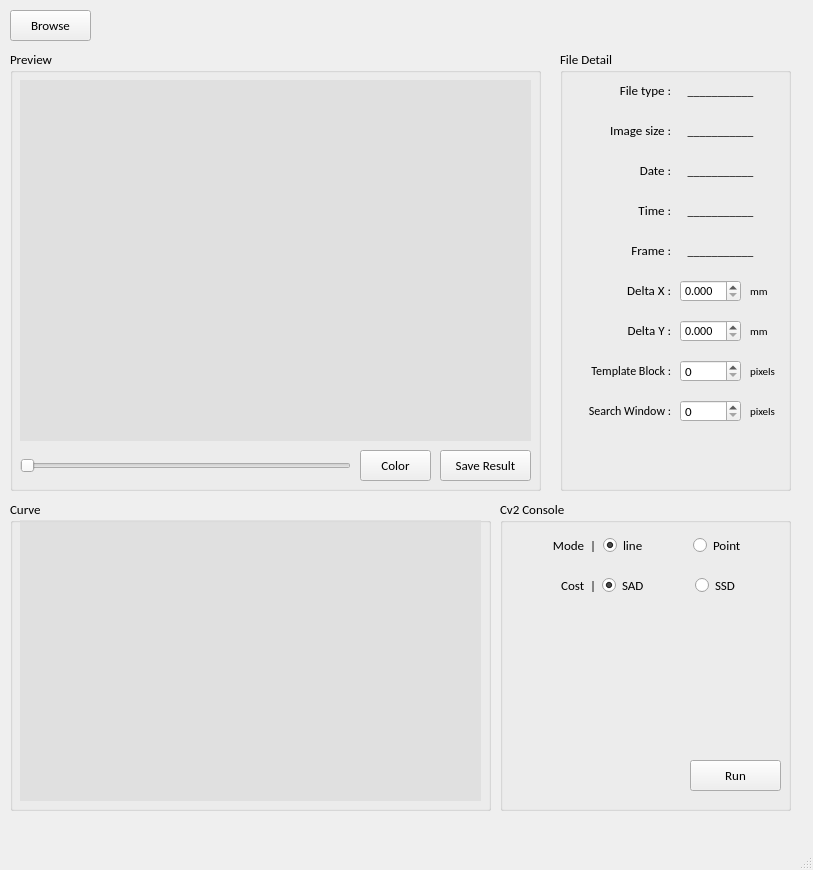
Above: main.ui from doraduan12/Speckle_Tracking before the change. Below: the same form after it.
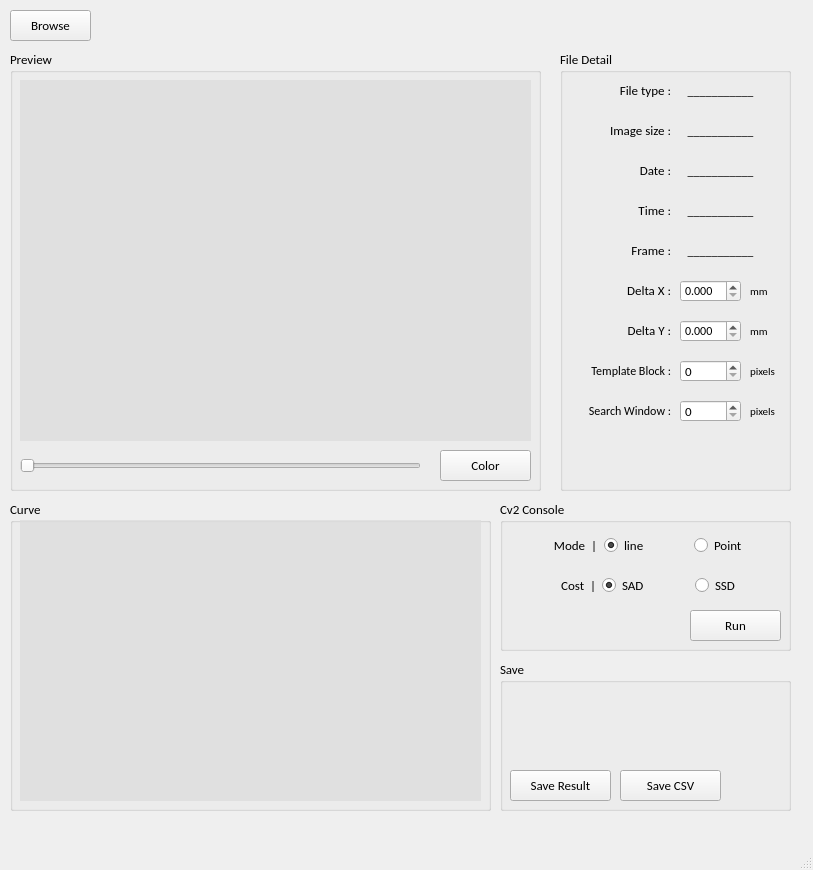
That is the form after the change.

Diff of the .ui file:
```diff
--- a/main.ui
+++ b/main.ui
@@ -701,7 +701,7 @@
       <rect>
        <x>10</x>
        <y>405</y>
-       <width>331</width>
+       <width>401</width>
        <height>21</height>
       </rect>
      </property>
@@ -712,31 +712,6 @@
     <widget class="QPushButton" name="btn_color">
      <property name="geometry">
       <rect>
-       <x>350</x>
-       <y>400</y>
-       <width>71</width>
-       <height>31</height>
-      </rect>
-     </property>
-     <property name="font">
-      <font>
-       <family>Calibri</family>
-       <pointsize>10</pointsize>
-      </font>
-     </property>
-     <property name="text">
-      <string>Color</string>
-     </property>
-     <property name="autoRepeatDelay">
-      <number>-1</number>
-     </property>
-     <property name="autoRepeatInterval">
-      <number>-1</number>
-     </property>
-    </widget>
-    <widget class="QPushButton" name="btn_save_result">
-     <property name="geometry">
-      <rect>
        <x>430</x>
        <y>400</y>
        <width>91</width>
@@ -750,7 +725,13 @@
       </font>
      </property>
      <property name="text">
-      <string>Save Result</string>
+      <string>Color</string>
+     </property>
+     <property name="autoRepeatDelay">
+      <number>-1</number>
+     </property>
+     <property name="autoRepeatInterval">
+      <number>-1</number>
      </property>
     </widget>
     <zorder>label_preview</zorder>
@@ -765,7 +746,7 @@
       <x>500</x>
       <y>500</y>
       <width>291</width>
-      <height>311</height>
+      <height>151</height>
      </rect>
     </property>
     <property name="font">
@@ -780,7 +761,7 @@
     <widget class="QWidget" name="horizontalLayoutWidget">
      <property name="geometry">
       <rect>
-       <x>9</x>
+       <x>10</x>
        <y>30</y>
        <width>271</width>
        <height>31</height>
@@ -888,7 +869,7 @@
      <property name="geometry">
       <rect>
        <x>190</x>
-       <y>260</y>
+       <y>110</y>
        <width>91</width>
        <height>31</height>
       </rect>
@@ -910,6 +891,57 @@
      </property>
     </widget>
    </widget>
+   <widget class="QGroupBox" name="groupBox_save">
+    <property name="geometry">
+     <rect>
+      <x>500</x>
+      <y>660</y>
+      <width>291</width>
+      <height>151</height>
+     </rect>
+    </property>
+    <property name="font">
+     <font>
+      <family>Calibri</family>
+      <pointsize>10</pointsize>
+     </font>
+    </property>
+    <property name="title">
+     <string>Save</string>
+    </property>
+    <widget class="QPushButton" name="btn_save_result">
+     <property name="geometry">
+      <rect>
+       <x>10</x>
+       <y>110</y>
+       <width>101</width>
+       <height>31</height>
+      </rect>
+     </property>
+     <property name="font">
+      <font>
+       <family>Calibri</family>
+       <pointsize>10</pointsize>
+      </font>
+     </property>
+     <property name="text">
+      <string>Save Result</string>
+     </property>
+    </widget>
+    <widget class="QPushButton" name="btn_save_csv">
+     <property name="geometry">
+      <rect>
+       <x>120</x>
+       <y>110</y>
+       <width>101</width>
+       <height>31</height>
+      </rect>
+     </property>
+     <property name="text">
+      <string>Save CSV</string>
+     </property>
+    </widget>
+   </widget>
   </widget>
   <widget class="QStatusBar" name="statusbar"/>
   <widget class="QMenuBar" name="menubar">
```
Left out of the diff: 1 changed line with no effect on the pictures.
